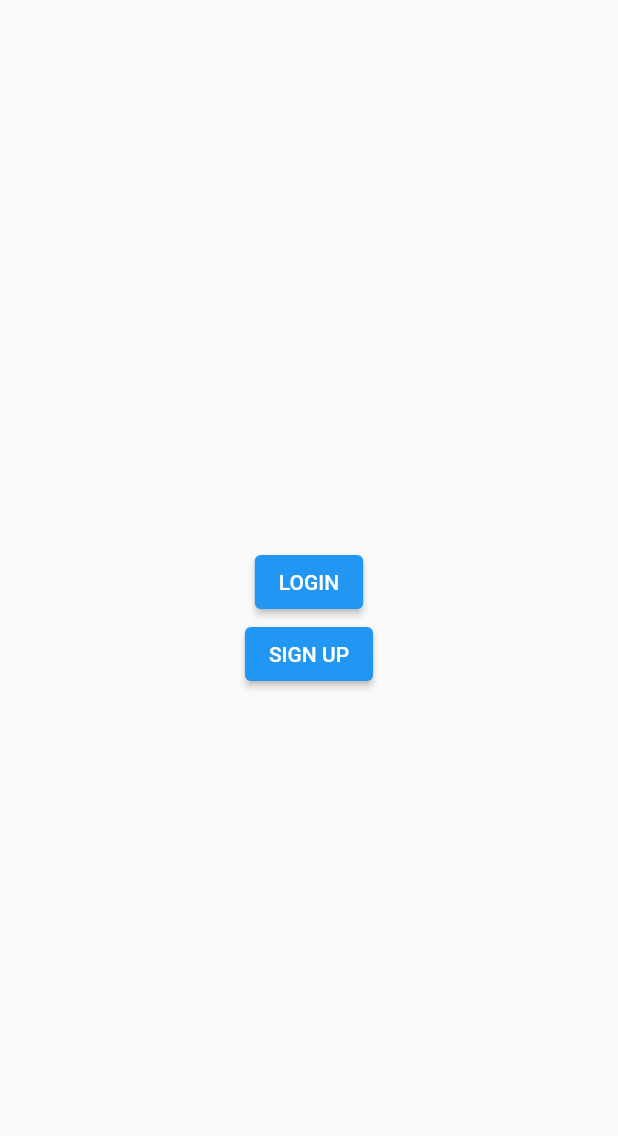
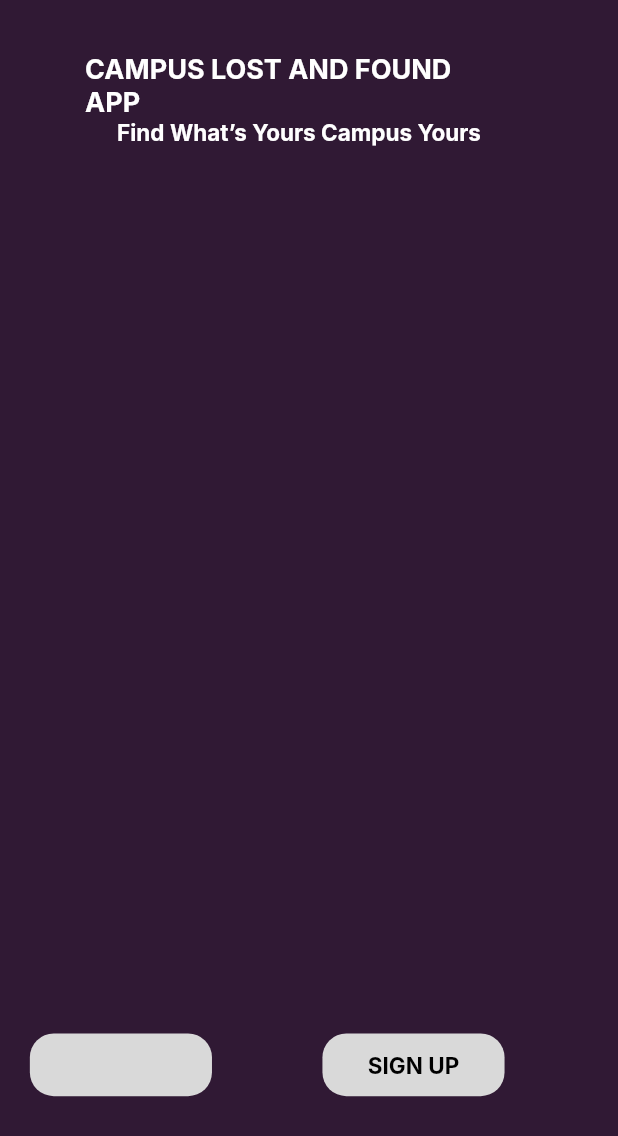
Before and after one commit to Karan-S1ngh/Lost-and-found-app, a Flutter app: the screen it shows after launch, on a phone screen of 412 x 824 dp. Shown: the top 1136 px of the screen. Run offline on Flutter 3.47's test engine with Material 2 defaults, Android fonts, the phone set to English and light mode, and no system bars; our stand-ins replace image_picker; Roboto replaces fonts that are missing (Inter).

Commit message:
Updated FirstPage

```diff
--- a/lib/first_page.dart
+++ b/lib/first_page.dart
@@ -1,34 +1,110 @@
 import 'package:flutter/material.dart';
 import 'login_page.dart'; // Import your login page file here
 import 'signup_page.dart'; // Import your signup page file here
+
 
 class FirstPage extends StatelessWidget {
     const FirstPage({super.key});
 
   @override
   Widget build(BuildContext context) {
+    double screenWidth = MediaQuery.of(context).size.width;
+    double fem = screenWidth / 414;
+    double ffem = 1;
+
     return Scaffold(
-      body: Center(
+      body: Container(
+        padding: EdgeInsets.fromLTRB(20 * fem, 35 * fem, 22 * fem, 87 * fem),
+        width: double.infinity,
+        decoration: const BoxDecoration(
+          color: Color(0xff301934),
+        ),
         child: Column(
-          mainAxisAlignment: MainAxisAlignment.center,
+          crossAxisAlignment: CrossAxisAlignment.center,
           children: [
-            ElevatedButton(
-              onPressed: () {
+            Container(
+              margin: EdgeInsets.fromLTRB(0 * fem, 0 * fem, 13 * fem, 595 * fem),
+              constraints: BoxConstraints(maxWidth: 285 * fem),
+              child: RichText(
+                text: TextSpan(
+                  style: TextStyle(
+                    fontFamily: 'Inter',
+                    fontSize: 18 * ffem,
+                    fontWeight: FontWeight.w700,
+                    height: 1.2125 * ffem / fem,
+                    color:const  Color(0xffffffff),
+                  ),
+                  children: [
+                    const TextSpan(
+                      text: 'CAMPUS LOST AND FOUND APP\n',
+                    ),
+                    TextSpan(
+                      text: '      Find What’s Yours Campus Yours',
+                      style: TextStyle(
+                        fontFamily: 'Inter',
+                        fontSize: 15 * ffem,
+                        fontWeight: FontWeight.w700,
+                        height: 1.2125 * ffem / fem,
+                        color:const  Color(0xffffffff),
+                      ),
+                    ),
+                  ],
+                ),
+              ),
+            ),
+            SizedBox(
+              width: double.infinity,
+              height: 42 * fem,
+              child: Row(
+                crossAxisAlignment: CrossAxisAlignment.center,
+                children: [
+                  GestureDetector(
+                    onTap: () {
                       Navigator.push(
                         context,
                         MaterialPageRoute(builder: (context) => const LoginPage()),
                       );
                     },
-              child: const Text('LOGIN'),
+                    child: Container(
+                      margin: EdgeInsets.fromLTRB(0 * fem, 0 * fem, 74 * fem, 0 * fem),
+                      width: 122 * fem,
+                      height: 42 * fem,
+                      decoration: BoxDecoration(
+                        borderRadius: BorderRadius.circular(16 * fem),
+                        color:const Color(0xffd9d9d9),
                       ),
-            ElevatedButton(
-              onPressed: () {
+                    ),
+                  ),
+                  GestureDetector(
+                    onTap: () {
                       Navigator.push(
                         context,
                         MaterialPageRoute(builder: (context) => const SignUpPage()),
                       );
                     },
-              child: const Text('SIGN UP'),
+                    child: Container(
+                      width: 122 * fem,
+                      height: 42 * fem,
+                      decoration: BoxDecoration(
+                        color:const  Color(0xffd9d9d9),
+                        borderRadius: BorderRadius.circular(16 * fem),
+                      ),
+                      child: Center(
+                        child: Text(
+                          'SIGN UP',
+                          style: TextStyle(
+                            fontFamily: 'Inter',
+                            fontSize: 15 * ffem,
+                            fontWeight: FontWeight.w700,
+                            height: 1.2125 * ffem / fem,
+                            color: const Color(0xff000000),
+                          ),
+                        ),
+                      ),
+                    ),
+                  ),
+                ],
+              ),
             ),
           ],
         ),
```
Lines whose indentation alone changed are shown as unchanged.
